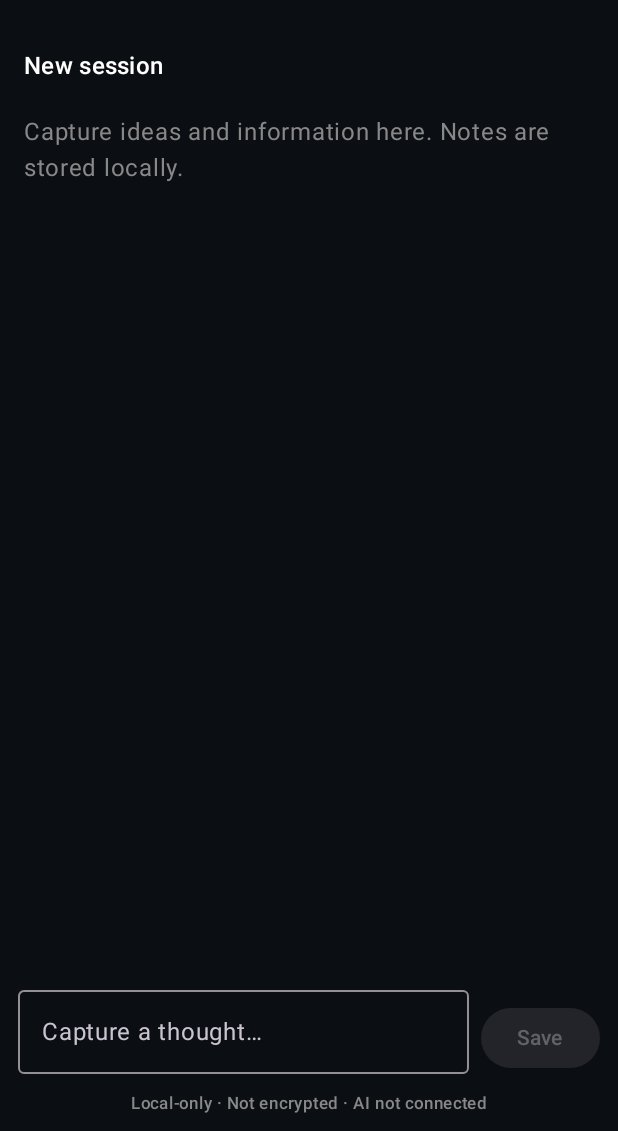
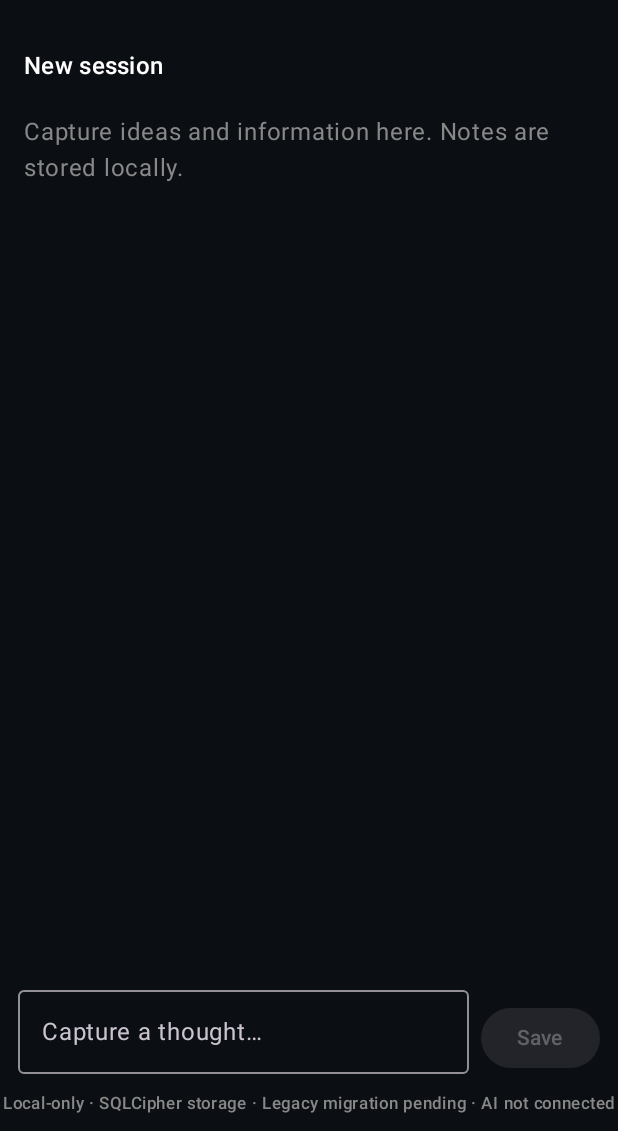
Before and after one commit to ysfclc/Locco, an Android app built with Jetpack Compose: the screen it shows after launch (MainActivity), after a tap on "Start a session", on a phone screen of 412 x 824 dp, the part 105-1236 px from its top. Run offline under Robolectric (Android 15) with nearby library versions, the phone set to English and light mode, and no system bars; libraries missing offline, so code that uses them is left out: net.zetetic.database; 12 statements that could not run were skipped.

Commit message:
fix(android): reflect encrypted storage implementation and migration gate

```diff
--- a/android/app/src/main/java/com/locco/app/MainActivity.kt
+++ b/android/app/src/main/java/com/locco/app/MainActivity.kt
@@ -76,7 +76,7 @@ class MainActivity:ComponentActivity() {
       OutlinedTextField(value=text,onValueChange={text=it},modifier=Modifier.weight(1f),placeholder={Text("Capture a thought…")},maxLines=5)
       Spacer(Modifier.width(8.dp)); Button(onClick={addNote()},enabled=text.isNotBlank()) { Text("Save") }
      }
-     Text("Local-only · Not encrypted · AI not connected",color=Color.Gray,style=MaterialTheme.typography.labelSmall,modifier=Modifier.align(Alignment.CenterHorizontally).padding(bottom=10.dp))
+     Text("Local-only · SQLCipher storage · Legacy migration pending · AI not connected",color=Color.Gray,style=MaterialTheme.typography.labelSmall,modifier=Modifier.align(Alignment.CenterHorizontally).padding(bottom=10.dp))
     }
    }
   }
```
